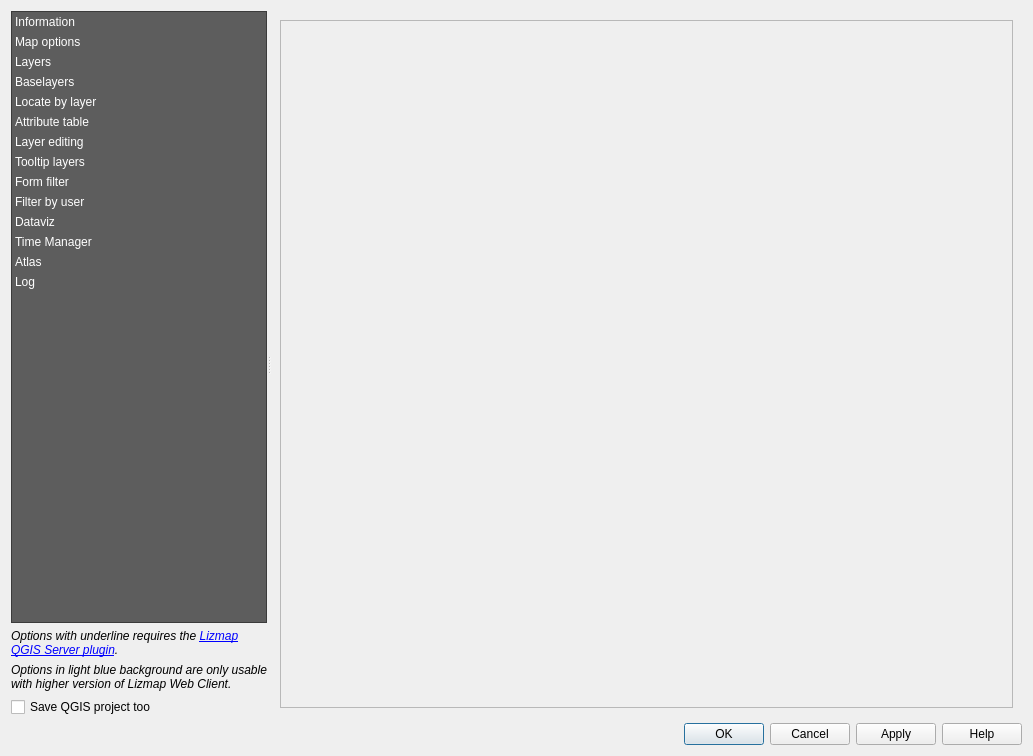
3liz/lizmap-plugin, file lizmap/resources/ui/ui_lizmap.ui: the form before one commit.
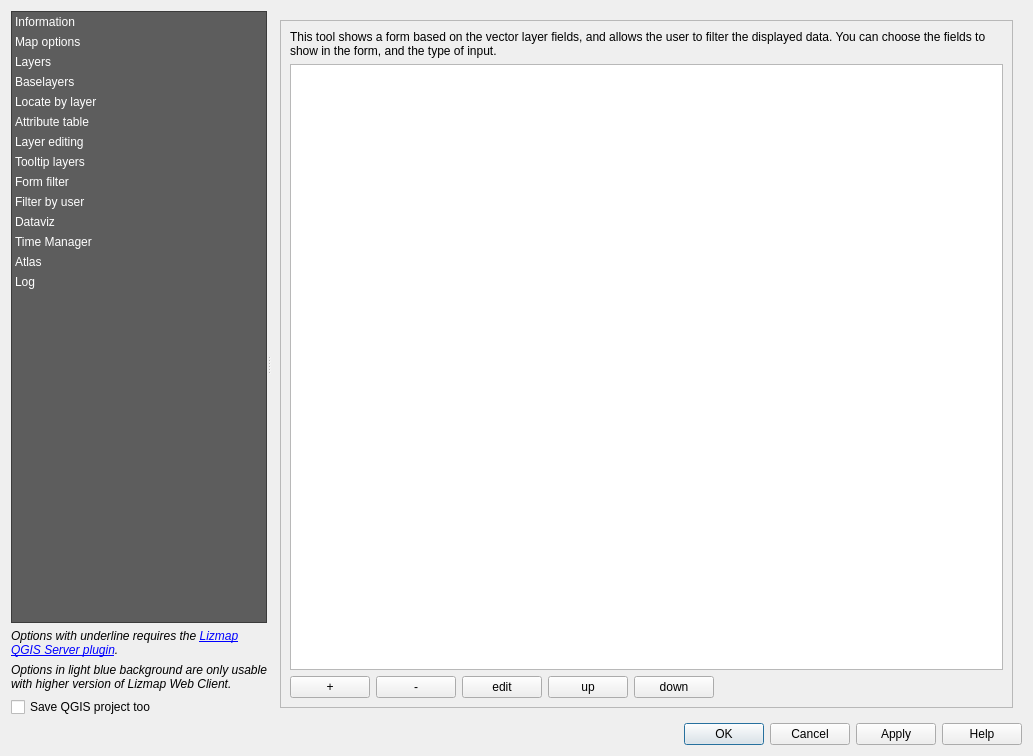
The form after the commit. The open tabs and pages were chosen to show the change. Custom widgets are drawn as their Qt base class.

Commit message: Release 3.6.1, fix issue in UI about panels

```diff
--- a/lizmap/resources/ui/ui_lizmap.ui
+++ b/lizmap/resources/ui/ui_lizmap.ui
@@ -3295,28 +3295,6 @@
            </item>
           </layout>
          </widget>
-         <widget class="QWidget" name="page_filter_polygon_user">
-          <layout class="QHBoxLayout" name="horizontalLayout_27">
-           <item>
-            <widget class="QScrollArea" name="scrollArea_14">
-             <property name="widgetResizable">
-              <bool>true</bool>
-             </property>
-             <widget class="QWidget" name="scrollAreaWidgetContents_14">
-              <property name="geometry">
-               <rect>
-                <x>0</x>
-                <y>0</y>
-                <width>98</width>
-                <height>28</height>
-               </rect>
-              </property>
-              <layout class="QVBoxLayout" name="verticalLayout_8"/>
-             </widget>
-            </widget>
-           </item>
-          </layout>
-         </widget>
          <widget class="QWidget" name="page_dataviz">
           <layout class="QVBoxLayout" name="verticalLayout_16">
            <item>
```
The commit also changes 1 other file.
